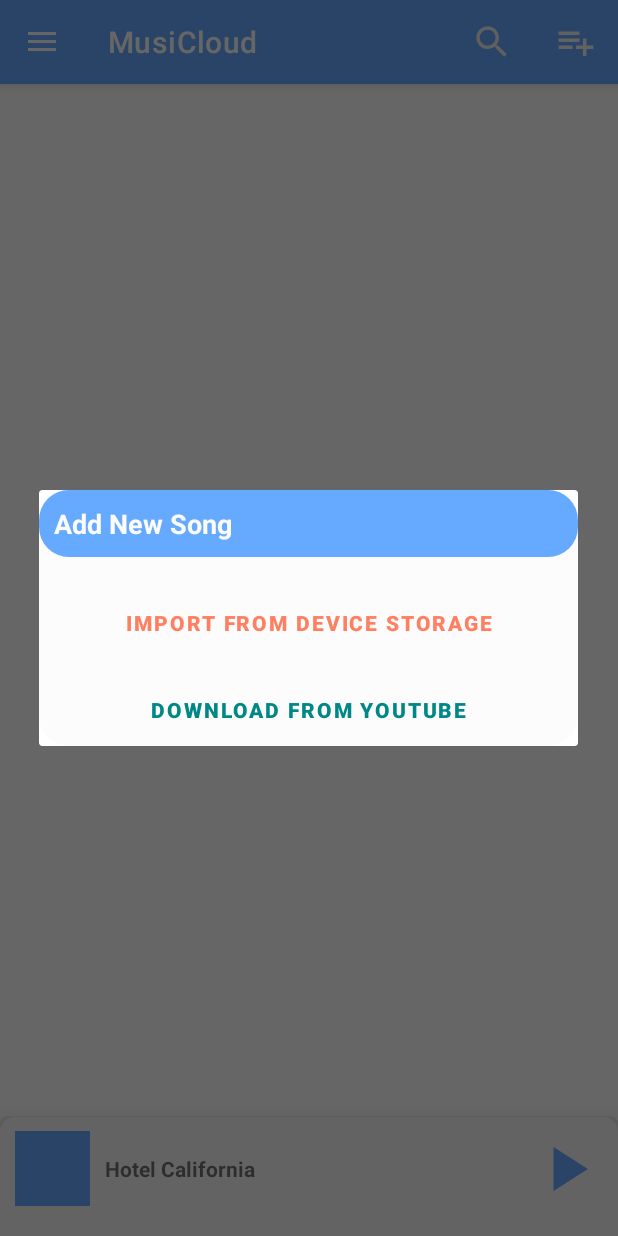
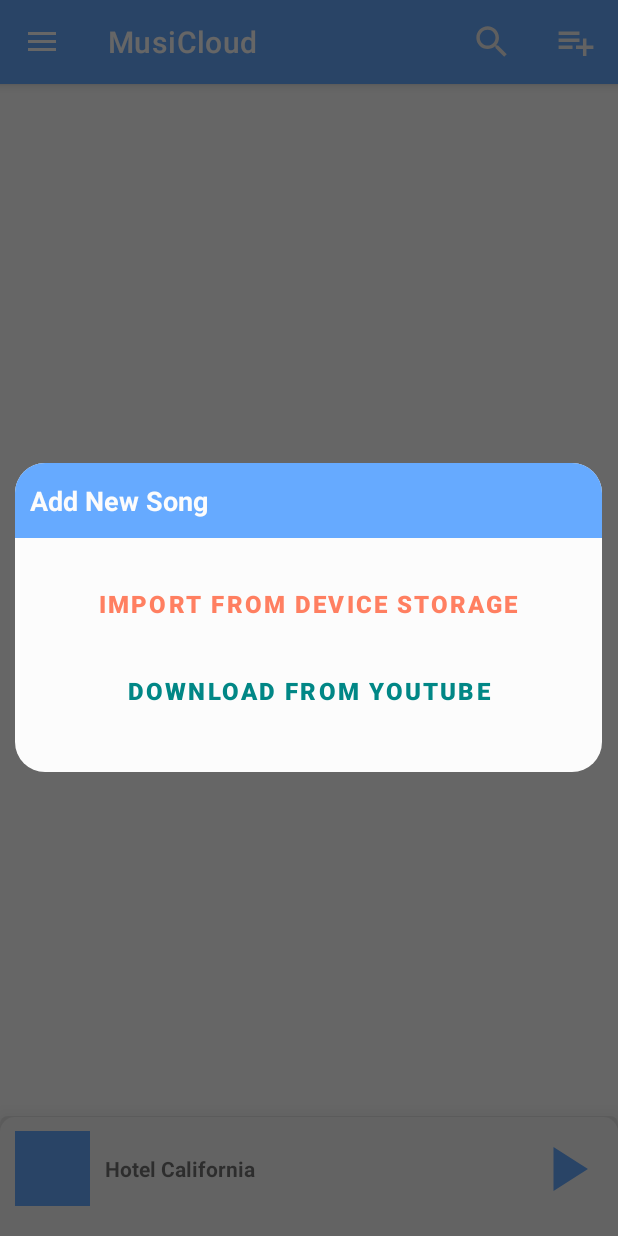
Before and after one commit to lazyKT/MusiCloud-Android, an Android app: the screen it shows after launch (MainActivity), after a tap on "Add New Song", on a phone screen of 412 x 824 dp. Run offline under Robolectric (Android 15) with nearby library versions, the light colour scheme and no system bars; our stand-ins replace data binding, navigation-ui.

Commit message:
Custome DialogFragment and Navigation From Dialog.

```diff
--- a/app/src/main/java/com/example/musicloud/dialogs/AddNewSongDialog.kt
+++ b/app/src/main/java/com/example/musicloud/dialogs/AddNewSongDialog.kt
@@ -1,6 +1,8 @@
 package com.example.musicloud.dialogs
 
 import android.app.Dialog
+import android.graphics.Color
+import android.graphics.drawable.ColorDrawable
 import android.os.Bundle
 import android.view.LayoutInflater
 import android.view.View
@@ -9,6 +11,7 @@ import android.widget.Toast
 import androidx.appcompat.app.AlertDialog
 import androidx.databinding.DataBindingUtil
 import androidx.fragment.app.DialogFragment
+import androidx.navigation.fragment.NavHostFragment
 import com.example.musicloud.R
 import com.example.musicloud.databinding.AddNewSongDialogBinding
 
@@ -23,15 +26,24 @@ class AddNewSongDialog: DialogFragment() {
         val builder = AlertDialog.Builder (requireActivity())
         builder.setView (binding.root)
 
-        binding.addFromLocalButton.setOnClickListener { v: View ->
+        val dialog: AlertDialog = builder.create()
+
+        binding.addFromLocalButton.setOnClickListener {
             Toast.makeText (requireActivity(), getString(R.string.import_from_file), Toast.LENGTH_SHORT).show()
+            dialog.dismiss()
         }
 
-        binding.addFromYouTubeButton.setOnClickListener {v: View ->
-            Toast.makeText (requireActivity(), getString (R.string.download_from_youtube), Toast.LENGTH_SHORT).show()
+        // go to YouTube View
+        binding.addFromYouTubeButton.setOnClickListener {
+            dialog.dismiss()
+            NavHostFragment.findNavController(this).navigate (R.id.action_homeFragment_to_youtubeFragment)
         }
 
-        return builder.create()
+        dialog.apply {
+            window?.setBackgroundDrawable (ColorDrawable(Color.TRANSPARENT)) // set window background to transparent so round corners can be seen
+        }
+
+        return dialog
     }
 
     override fun onCreateView(
--- a/app/src/main/res/drawable/dialog_title_round.xml
+++ b/app/src/main/res/drawable/dialog_title_round.xml
@@ -1,4 +1,6 @@
 <?xml version="1.0" encoding="utf-8"?>
-<selector xmlns:android="http://schemas.android.com/apk/res/android">
-
-</selector>
+<shape xmlns:android="http://schemas.android.com/apk/res/android">
+    <solid android:color="@color/sky_blue"/>
+    <corners android:topLeftRadius="20dp"
+        android:topRightRadius="20dp" />
+</shape>
--- a/app/src/main/res/layout/add_new_song_dialog.xml
+++ b/app/src/main/res/layout/add_new_song_dialog.xml
@@ -1,18 +1,20 @@
 <?xml version="1.0" encoding="utf-8"?>
-<layout xmlns:tools="http://schemas.android.com/tools"
+<layout
     xmlns:app="http://schemas.android.com/apk/res-auto"
     xmlns:android="http://schemas.android.com/apk/res/android">
 
     <androidx.constraintlayout.widget.ConstraintLayout
         android:layout_width="match_parent"
-        android:layout_height="match_parent"
-        android:background="@drawable/round_corner_dialog">
+        android:layout_height="wrap_content"
+        android:paddingBottom="30dp"
+        android:background="@drawable/round_corner_dialog"
+        android:backgroundTint="@color/milky_white">
 
         <LinearLayout
             android:id="@+id/linearLayout"
             android:layout_width="match_parent"
-            android:layout_height="wrap_content"
-            android:background="@drawable/round_corner_dialog"
+            android:layout_height="50dp"
+            android:background="@drawable/dialog_title_round"
             android:backgroundTint="@color/sky_blue"
             android:gravity="center_vertical"
             android:orientation="vertical"
@@ -38,6 +40,7 @@
             android:text="@string/import_from_file"
             android:textColor="@color/coral"
             android:textStyle="bold"
+            android:textSize="16sp"
             style="@style/Widget.MaterialComponents.Button.TextButton"
             app:layout_constraintEnd_toEndOf="parent"
             app:layout_constraintStart_toStartOf="parent"
@@ -51,6 +54,7 @@
             android:text="@string/download_from_youtube"
             android:textColor="@color/teal_700"
             android:textStyle="bold"
+            android:textSize="16sp"
             style="@style/Widget.MaterialComponents.Button.TextButton"
             app:layout_constraintEnd_toEndOf="parent"
             app:layout_constraintStart_toStartOf="parent"
--- a/app/src/main/res/navigation/navigation.xml
+++ b/app/src/main/res/navigation/navigation.xml
@@ -9,7 +9,11 @@
         android:id="@+id/homeFragment"
         android:name="com.example.musicloud.fragment.HomeFragment"
         android:label="@string/app_name"
-        tools:layout="@layout/home_fragment"/>
+        tools:layout="@layout/home_fragment">
+        <action
+            android:id="@+id/action_homeFragment_to_youtubeFragment"
+            app:destination="@id/youtubeFragment" />
+    </fragment>
     <fragment
         android:id="@+id/settingFragment"
         android:name="com.example.musicloud.fragment.SettingFragment"
@@ -35,4 +39,14 @@
         android:id="@+id/reportFragment"
         android:name="com.example.musicloud.fragment.ReportFragment"
         android:label="ReportFragment" />
+    <fragment
+        android:id="@+id/youtubeFragment"
+        android:name="com.example.musicloud.fragment.YoutubeFragment"
+        android:label="YoutubeFragment"
+        tools:layout="@layout/youtube_fragment"/>
+    <dialog
+        android:id="@+id/addNewSongDialog"
+        android:name="com.example.musicloud.dialogs.AddNewSongDialog"
+        android:label="AddNewSongDialog"
+        tools:layout="@layout/add_new_song_dialog"/>
 </navigation>
```
